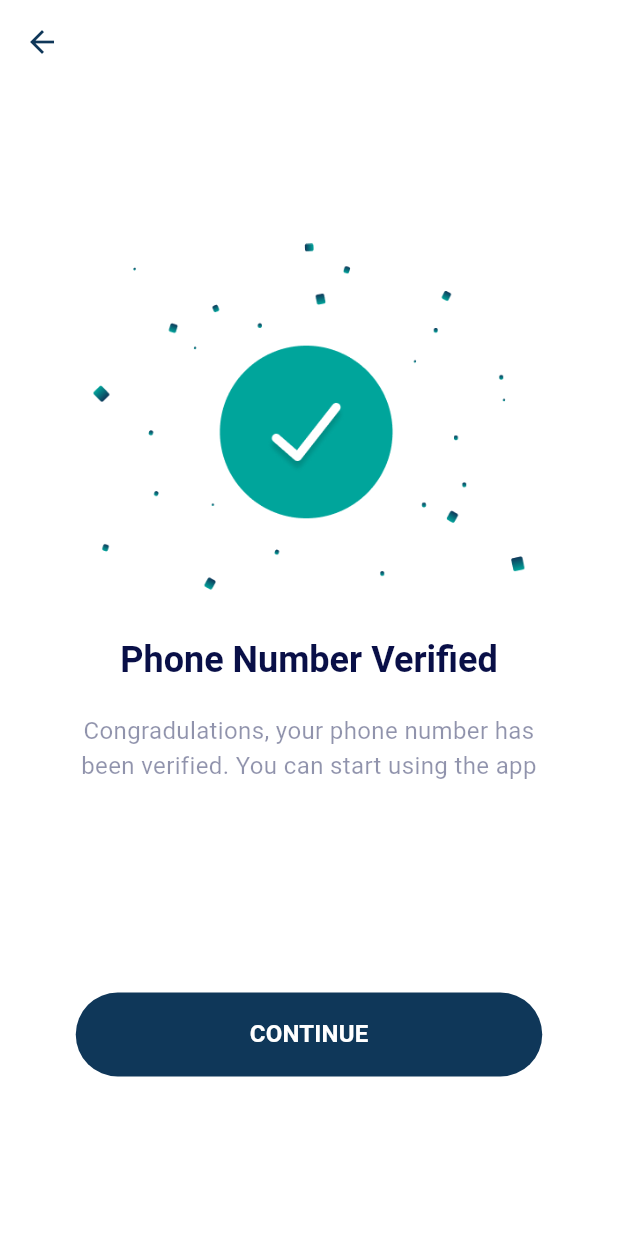
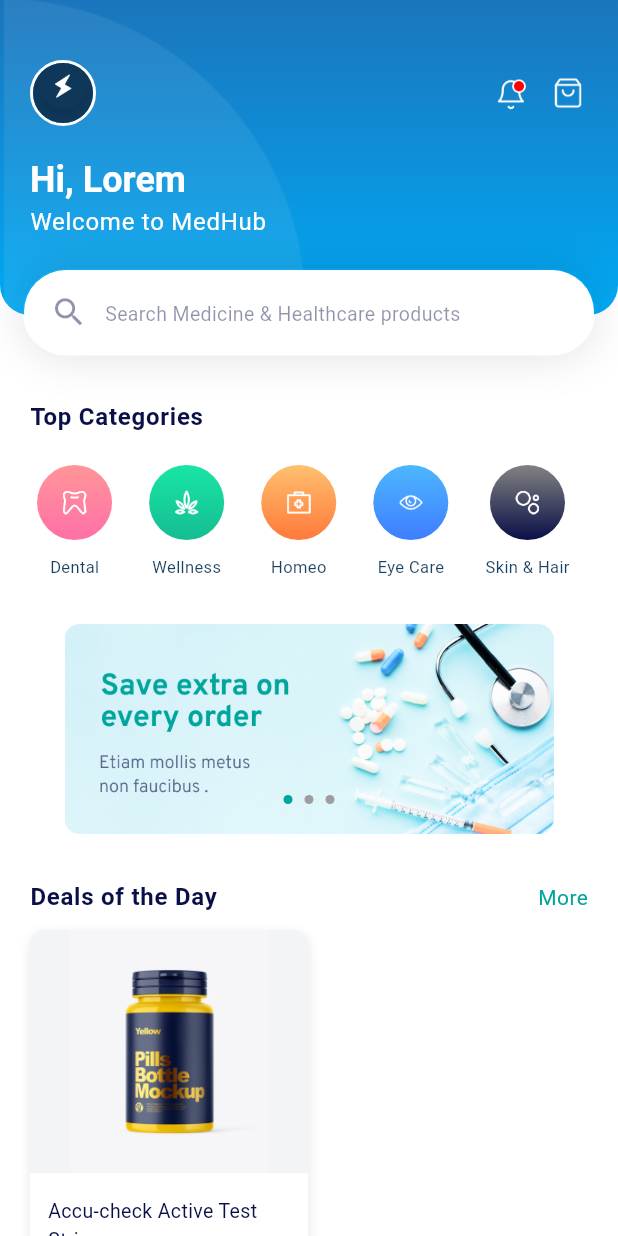
Before and after one commit to NichoAdhyatma/medhub_ui, a Flutter app: the AuthSuccessPage screen opened directly, after a tap on "CONTINUE", on a phone screen of 412 x 824 dp. Run offline on Flutter 3.47's test engine with Material 3 defaults, Android fonts, the phone set to English and light mode, and no system bars; drawn by our look-alikes of smooth_page_indicator; our stand-ins replace flutter_bloc, google_fonts; Roboto replaces fonts that are missing (Overpass).

Commit message:
home_page progress ⌛🛠️

```diff
--- a/lib/core/themes/app_palette.dart
+++ b/lib/core/themes/app_palette.dart
@@ -4,10 +4,30 @@ class AppPalette {
   static const accentColor = Color.fromRGBO(0, 165, 155, 1);
   static const primaryColor = Color.fromRGBO(15, 55, 89, 1);
   static const primaryMutedColor = Color.fromRGBO(9, 15, 71, 0.75);
-  static const secondaryColor =  Color.fromRGBO(9, 15, 71, 1);
+  static const secondaryColor = Color.fromRGBO(9, 15, 71, 1);
   static const secondaryMutedColor = Color.fromRGBO(9, 15, 71, 0.45);
-  static  secondaryColorOpacity (double opt) => Color.fromRGBO(9, 15, 71, opt);
+
+  static secondaryColorOpacity(double opt) => Color.fromRGBO(9, 15, 71, opt);
   static const tertiaryColor = Color.fromRGBO(255, 166, 41, 1);
   static const backgroundColor = Color.fromRGBO(255, 255, 255, 1);
   static const borderColor = Color.fromRGBO(9, 15, 71, 0.1);
+  static const gradient1 = Color.fromRGBO(27, 117, 188, 1);
+  static const gradient2 = Color.fromRGBO(0, 170, 245, 1);
+
+  static const gradientPink1 = Color.fromRGBO(255, 149, 152, 1);
+  static const gradientPink2 = Color.fromRGBO(255, 112, 167, 1);
+
+  static const gradientGreen1 = Color.fromRGBO(25, 229, 165, 1);
+  static const gradientGreen2 = Color.fromRGBO(21, 189, 146, 1);
+
+  static const gradientYellow1 = Color.fromRGBO(255, 192, 111, 1);
+  static const gradientYellow2 = Color.fromRGBO(255, 121, 58, 1);
+
+  static const gradientBlue1 = Color.fromRGBO(77, 183, 255, 1);
+  static const gradientBlue2 = Color.fromRGBO(62, 125, 255, 1);
+
+  static const gradientBlack1 = Color.fromRGBO(130, 130, 130, 1);
+  static const gradientBlack2 = Color.fromRGBO(9, 15, 71, 1);
+
+  static const cardColor = Color.fromRGBO(243, 244, 245, 1);
 }
--- a/lib/core/utils/sized_box.dart
+++ b/lib/core/utils/sized_box.dart
@@ -4,3 +4,7 @@ extension SizedboxExt on int {
   SizedBox get heightSB => SizedBox(height: toDouble());
   SizedBox get widthSB => SizedBox(width: toDouble());
 }
+extension SizedboxExtDoule on double {
+  SizedBox get heightSB => SizedBox(height: toDouble());
+  SizedBox get widthSB => SizedBox(width: toDouble());
+}
--- a/lib/features/auth/presentation/pages/auth_success_page.dart
+++ b/lib/features/auth/presentation/pages/auth_success_page.dart
@@ -2,6 +2,7 @@ import 'package:flutter/material.dart';
 import 'package:medhub/core/common/widgets/primary_button.dart';
 import 'package:medhub/core/themes/app_palette.dart';
 import 'package:medhub/core/utils/sized_box.dart';
+import 'package:medhub/features/home/presentation/pages/home_page.dart';
 import 'package:medhub/generated/assets.dart';
 
 class AuthSuccessPage extends StatelessWidget {
@@ -52,7 +53,9 @@ class AuthSuccessPage extends StatelessWidget {
               140.heightSB,
               PrimaryButton(
                 label: "CONTINUE",
-                onPressed: () {},
+                onPressed: () {
+                  Navigator.of(context).push(HomePage.route());
+                },
               ),
             ],
           ),
--- /dev/null
+++ b/lib/features/home/presentation/pages/home_page.dart
@@ -0,0 +1,158 @@
+import 'package:flutter/material.dart';
+import 'package:medhub/core/themes/app_palette.dart';
+import 'package:medhub/core/utils/sized_box.dart';
+
+import 'package:medhub/features/home/presentation/widgets/header_home_widget.dart';
+import 'package:medhub/features/home/presentation/widgets/top_categories_widget.dart';
+import 'package:medhub/generated/assets.dart';
+
+class HomePage extends StatelessWidget {
+  static route() => MaterialPageRoute(
+        builder: (_) => const HomePage(),
+      );
+
+  const HomePage({super.key});
+
+  @override
+  Widget build(BuildContext context) {
+    return Scaffold(
+      body: SingleChildScrollView(
+        child: Column(
+          crossAxisAlignment: CrossAxisAlignment.start,
+          children: [
+            const HeaderHomeWidget(),
+            const TopCategoriesWidget(),
+            Column(
+              children: [
+                30.heightSB,
+                Padding(
+                  padding: const EdgeInsets.symmetric(
+                    horizontal: 20,
+                  ),
+                  child: Row(
+                    children: [
+                      Text(
+                        "Deals of the Day",
+                        style: Theme.of(context).textTheme.bodyLarge!.copyWith(
+                              fontWeight: FontWeight.w600,
+                            ),
+                      ),
+                      const Spacer(),
+                      const Text(
+                        "More",
+                        style: TextStyle(
+                          color: AppPalette.accentColor,
+                        ),
+                      ),
+                    ],
+                  ),
+                ),
+                10.heightSB,
+                Row(
+                  children: [
+                    20.widthSB,
+                    Container(
+                      constraints: BoxConstraints(
+                        maxWidth: MediaQuery.of(context).size.width * 0.45,
+                      ),
+                      decoration: BoxDecoration(
+                        borderRadius: BorderRadius.circular(10),
+                        color: AppPalette.cardColor,
+                        boxShadow: const [
+                          BoxShadow(
+                            color: AppPalette.borderColor,
+                            blurRadius: 5,
+                            offset: Offset(0, 2),
+                          ),
+                        ],
+                      ),
+                      child: Column(
+                        children: [
+                          Image.asset(
+                            Assets.productProductOne,
+                            width: MediaQuery.of(context).size.width * 0.32,
+                          ),
+                          Container(
+                            padding: const EdgeInsets.symmetric(
+                              horizontal: 12,
+                              vertical: 16,
+                            ),
+                            decoration: const BoxDecoration(
+                              color: Colors.white,
+                            ),
+                            child: Column(
+                              crossAxisAlignment: CrossAxisAlignment.start,
+                              children: [
+                                const Text(
+                                  "Accu-check Active Test Strip",
+                                  style: TextStyle(
+                                    fontSize: 13,
+                                  ),
+                                ),
+                                10.heightSB,
+                                Row(
+                                  children: [
+                                    Text(
+                                      "Rp 112.000",
+                                      style: Theme.of(context)
+                                          .textTheme
+                                          .bodyMedium!
+                                          .copyWith(
+                                            fontWeight: FontWeight.bold,
+                                          ),
+                                    ),
+                                    const Spacer(),
+                                    Transform.translate(
+                                      offset: const Offset(12, 0),
+                                      child: Container(
+                                        padding: const EdgeInsets.symmetric(
+                                          horizontal: 8,
+                                          vertical: 4,
+                                        ),
+                                        decoration: const BoxDecoration(
+                                          color: AppPalette.accentColor,
+                                          borderRadius: BorderRadius.only(
+                                            topLeft: Radius.circular(50),
+                                            bottomLeft: Radius.circular(50),
+                                          ),
+                                        ),
+                                        child: Row(
+                                          crossAxisAlignment:
+                                              CrossAxisAlignment.center,
+                                          mainAxisAlignment:
+                                              MainAxisAlignment.center,
+                                          children: [
+                                            const Icon(
+                                              Icons.star,
+                                              color: Colors.white,
+                                              size: 15,
+                                            ),
+                                            2.widthSB,
+                                            const Text(
+                                              "4.2",
+                                              style: TextStyle(
+                                                  color: Colors.white),
+                                            ),
+                                          ],
+                                        ),
+                                      ),
+                                    )
+                                  ],
+                                ),
+                              ],
+                            ),
+                          )
+                        ],
+                      ),
+                    ),
+                  ],
+                ),
+              ],
+            ),
+            20.heightSB,
+          ],
+        ),
+      ),
+    );
+  }
+}
--- /dev/null
+++ b/lib/features/home/presentation/widgets/category_widget.dart
@@ -0,0 +1,52 @@
+import 'package:flutter/material.dart';
+import 'package:medhub/core/themes/app_palette.dart';
+import 'package:medhub/core/utils/sized_box.dart';
+
+class CategoryWidget extends StatelessWidget {
+  const CategoryWidget(
+      {super.key, required this.label, required this.image, this.colors});
+
+  final String label;
+  final String image;
+  final List<Color>? colors;
+
+  @override
+  Widget build(BuildContext context) {
+    return Column(
+      crossAxisAlignment: CrossAxisAlignment.center,
+      children: [
+        Container(
+          width: 50,
+          height: 50,
+          decoration: BoxDecoration(
+            gradient: LinearGradient(
+              begin: Alignment.topCenter,
+              end: Alignment.bottomCenter,
+              colors: colors ??
+                  [
+                    AppPalette.gradientPink1,
+                    AppPalette.gradientPink2,
+                  ],
+            ),
+            shape: BoxShape.circle,
+          ),
+          child: Center(
+            child: Image.asset(
+              image,
+              width: 16,
+            ),
+          ),
+        ),
+        10.heightSB,
+        Text(
+          label,
+          maxLines: 2,
+          style: TextStyle(
+            color: AppPalette.primaryColor.withOpacity(0.95),
+            fontSize: 11,
+          ),
+        ),
+      ],
+    );
+  }
+}
--- /dev/null
+++ b/lib/features/home/presentation/widgets/header_home_widget.dart
@@ -0,0 +1,164 @@
+import 'package:flutter/material.dart';
+import 'package:medhub/core/themes/app_palette.dart';
+import 'package:medhub/core/utils/sized_box.dart';
+import 'package:medhub/generated/assets.dart';
+
+class HeaderHomeWidget extends StatelessWidget {
+  const HeaderHomeWidget({
+    super.key,
+  });
+
+  @override
+  Widget build(BuildContext context) {
+    return Column(
+      children: [
+        IntrinsicHeight(
+          child: Stack(
+            children: [
+              Stack(
+                children: [
+                  Container(
+                    width: MediaQuery.of(context).size.width,
+                    decoration: const BoxDecoration(
+                      borderRadius: BorderRadius.only(
+                        bottomLeft: Radius.circular(20),
+                        bottomRight: Radius.circular(20),
+                      ),
+                      gradient: LinearGradient(
+                        begin: Alignment.topCenter,
+                        end: Alignment.bottomCenter,
+                        colors: [
+                          AppPalette.gradient1,
+                          AppPalette.gradient2,
+                        ],
+                      ),
+                    ),
+                  ),
+                  Positioned(
+                    bottom: -MediaQuery.of(context).size.height * 0.25,
+                    left: 0,
+                    child: Image.asset(
+                      Assets.homeElips,
+                      width: MediaQuery.of(context).size.width * 0.5,
+                    ),
+                  ),
+                ],
+              ),
+              Padding(
+                padding: const EdgeInsets.symmetric(
+                  horizontal: 20,
+                ),
+                child: Column(
+                  crossAxisAlignment: CrossAxisAlignment.start,
+                  children: [
+                    40.heightSB,
+                    Row(
+                      mainAxisAlignment: MainAxisAlignment.spaceBetween,
+                      children: [
+                        Container(
+                          decoration: BoxDecoration(
+                            shape: BoxShape.circle,
+                            border: Border.all(
+                              color: Colors.white,
+                              width: 2,
+                            ),
+                          ),
+                          child: const CircleAvatar(
+                            radius: 20,
+                            backgroundImage: AssetImage(
+                              Assets.imagesAppIcon2x,
+                            ),
+                          ),
+                        ),
+                        Row(
+                          children: [
+                            Image.asset(
+                              Assets.homeNotif,
+                              width: 27,
+                            ),
+                            10.widthSB,
+                            Image.asset(
+                              Assets.homeCart,
+                              width: 27,
+                            ),
+                          ],
+                        )
+                      ],
+                    ),
+                    20.heightSB,
+                    Column(
+                      crossAxisAlignment: CrossAxisAlignment.start,
+                      children: [
+                        Text(
+                          "Hi, Lorem",
+                          style: Theme.of(context)
+                              .textTheme
+                              .headlineSmall!
+                              .copyWith(
+                                color: Colors.white,
+                              ),
+                        ),
+                        Text(
+                          "Welcome to MedHub",
+                          style:
+                              Theme.of(context).textTheme.bodyLarge!.copyWith(
+                                    color: Colors.white,
+                                  ),
+                        ),
+                      ],
+                    ),
+                    50.heightSB,
+                  ],
+                ),
+              ),
+            ],
+          ),
+        ),
+        Transform.translate(
+          offset: const Offset(0, -30),
+          child: Padding(
+            padding: const EdgeInsets.symmetric(horizontal: 16),
+            child: Container(
+              padding: const EdgeInsets.symmetric(
+                vertical: 4,
+                horizontal: 10,
+              ),
+              decoration: BoxDecoration(
+                color: Colors.white,
+                borderRadius: BorderRadius.circular(50),
+                boxShadow: [
+                  BoxShadow(
+                    color: Colors.black.withOpacity(0.12),
+                    blurRadius: 25,
+                    spreadRadius: 1,
+                    blurStyle: BlurStyle.outer,
+                  ),
+                ],
+              ),
+              child: TextField(
+                decoration: InputDecoration(
+                  hintText: "Search Medicine & Healthcare products",
+                  hintStyle: Theme.of(context).textTheme.bodyMedium!.copyWith(
+                        fontSize: 13,
+                        color: AppPalette.secondaryMutedColor,
+                      ),
+                  prefixIcon: const Icon(
+                    Icons.search,
+                    color: AppPalette.secondaryMutedColor,
+                    size: 25,
+                  ),
+                  prefixIconConstraints: const BoxConstraints(
+                    minWidth: 40,
+                    minHeight: 0,
+                  ),
+                  enabledBorder: InputBorder.none,
+                  focusedBorder: InputBorder.none,
+                ),
+              ),
+            ),
+          ),
+        )
+      ],
+    );
+  }
+}
--- /dev/null
+++ b/lib/features/home/presentation/widgets/top_categories_widget.dart
@@ -0,0 +1,158 @@
+import 'package:flutter/material.dart';
+import 'package:medhub/core/themes/app_palette.dart';
+import 'package:medhub/core/utils/sized_box.dart';
+import 'package:medhub/generated/assets.dart';
+import 'package:smooth_page_indicator/smooth_page_indicator.dart';
+
+import 'category_widget.dart';
+
+class TopCategoriesWidget extends StatelessWidget {
+  const TopCategoriesWidget({
+    super.key,
+  });
+
+
+
+  @override
+  Widget build(BuildContext context) {
+    final PageController pageController = PageController();
+
+    return Column(
+      crossAxisAlignment: CrossAxisAlignment.start,
+      children: [
+        Padding(
+          padding: const EdgeInsets.symmetric(horizontal: 20.0),
+          child: Text(
+            "Top Categories",
+            style: Theme.of(context).textTheme.bodyLarge!.copyWith(
+              fontWeight: FontWeight.w600,
+            ),
+          ),
+        ),
+        20.heightSB,
+        SingleChildScrollView(
+          scrollDirection: Axis.horizontal,
+          child: Row(
+            mainAxisAlignment: MainAxisAlignment.spaceAround,
+            children: [
+              (MediaQuery.of(context).size.width * 0.06).widthSB,
+              const CategoryWidget(
+                label: "Dental",
+                image: Assets.categoriesDental,
+              ),
+              (MediaQuery.of(context).size.width * 0.06).widthSB,
+              const CategoryWidget(
+                label: "Wellness",
+                image: Assets.categoriesWellnes,
+                colors: [
+                  AppPalette.gradientGreen1,
+                  AppPalette.gradientGreen2,
+                ],
+              ),
+              (MediaQuery.of(context).size.width * 0.06).widthSB,
+              const CategoryWidget(
+                label: "Homeo",
+                image: Assets.categoriesHomeo,
+                colors: [
+                  AppPalette.gradientYellow1,
+                  AppPalette.gradientYellow2,
+                ],
+              ),
+              (MediaQuery.of(context).size.width * 0.06).widthSB,
+              const CategoryWidget(
+                label: "Eye Care",
+                image: Assets.categoriesEyeCare,
+                colors: [
+                  AppPalette.gradientBlue1,
+                  AppPalette.gradientBlue2,
+                ],
+              ),
+              (MediaQuery.of(context).size.width * 0.06).widthSB,
+              const CategoryWidget(
+                label: "Skin & Hair",
+                image: Assets.categoriesSkinHair,
+                colors: [
+                  AppPalette.gradientBlack1,
+                  AppPalette.gradientBlack2,
+                ],
+              ),
+            ],
+          ),
+        ),
+        30.heightSB,
+        SizedBox(
+          width: MediaQuery.of(context).size.width,
+          height: 140,
+          child: PageView(
+            controller: pageController,
+            children: [
+              Container(
+                alignment: Alignment.bottomCenter,
+                padding: const EdgeInsets.only(bottom: 20),
+                width: MediaQuery.of(context).size.width,
+                height: 140,
+                decoration: const BoxDecoration(
+                  image: DecorationImage(
+                    image: AssetImage(Assets.categoriesBanner),
+                    fit: BoxFit.contain,
+                  ),
+                ),
+                child: SmoothPageIndicator(
+                  controller: pageController,
+                  count: 3,
+                  effect: const WormEffect(
+                    dotWidth: 6.0,
+                    dotHeight: 6.0,
+                    activeDotColor: AppPalette.accentColor,
+                  ),
+                ),
+              ),
+              Container(
+                alignment: Alignment.bottomCenter,
+                padding: const EdgeInsets.only(bottom: 20),
+                width: MediaQuery.of(context).size.width,
+                height: 140,
+                decoration: const BoxDecoration(
+                  image: DecorationImage(
+                    image: AssetImage(Assets.categoriesBanner),
+                    fit: BoxFit.contain,
+                  ),
+                ),
+                child: SmoothPageIndicator(
+                  controller: pageController,
+                  count: 3,
+                  effect: const WormEffect(
+                    dotWidth: 6.0,
+                    dotHeight: 6.0,
+                    activeDotColor: AppPalette.accentColor,
+                  ),
+                ),
+              ),
+              Container(
+                alignment: Alignment.bottomCenter,
+                padding: const EdgeInsets.only(bottom: 20),
+                width: MediaQuery.of(context).size.width,
+                height: 140,
+                decoration: const BoxDecoration(
+                  image: DecorationImage(
+                    image: AssetImage(Assets.categoriesBanner),
+                    fit: BoxFit.contain,
+                  ),
+                ),
+                child: SmoothPageIndicator(
+                  controller: pageController,
+                  count: 3,
+                  effect: const WormEffect(
+                    dotWidth: 6.0,
+                    dotHeight: 6.0,
+                    activeDotColor: AppPalette.accentColor,
+                  ),
+                ),
+              ),
+            ],
+          ),
+        ),
+      ],
+    );
+  }
+}
--- a/pubspec.yaml
+++ b/pubspec.yaml
@@ -68,6 +68,9 @@ flutter:
     - assets/
     - assets/images/onboarding/
     - assets/images/auth/
+    - assets/images/home/
+    - assets/images/home/categories/
+    - assets/images/home/product/
 
   # An image asset can refer to one or more resolution-specific "variants", see
   # https://flutter.dev/to/resolution-aware-images
```
Also changed, not shown: assets/images/home/banner.png (added), assets/images/home/cart.png (added), assets/images/home/categories/banner.png (added), assets/images/home/categories/dental.png (added), assets/images/home/categories/eye_care.png (added), assets/images/home/categories/homeo.png (added), assets/images/home/categories/skin_hair.png (added), assets/images/home/categories/wellnes.png (added), assets/images/home/elips.png (added), assets/images/home/notif.png (added), assets/images/home/product/product_one.png (added), lib/generated/assets.dart.
